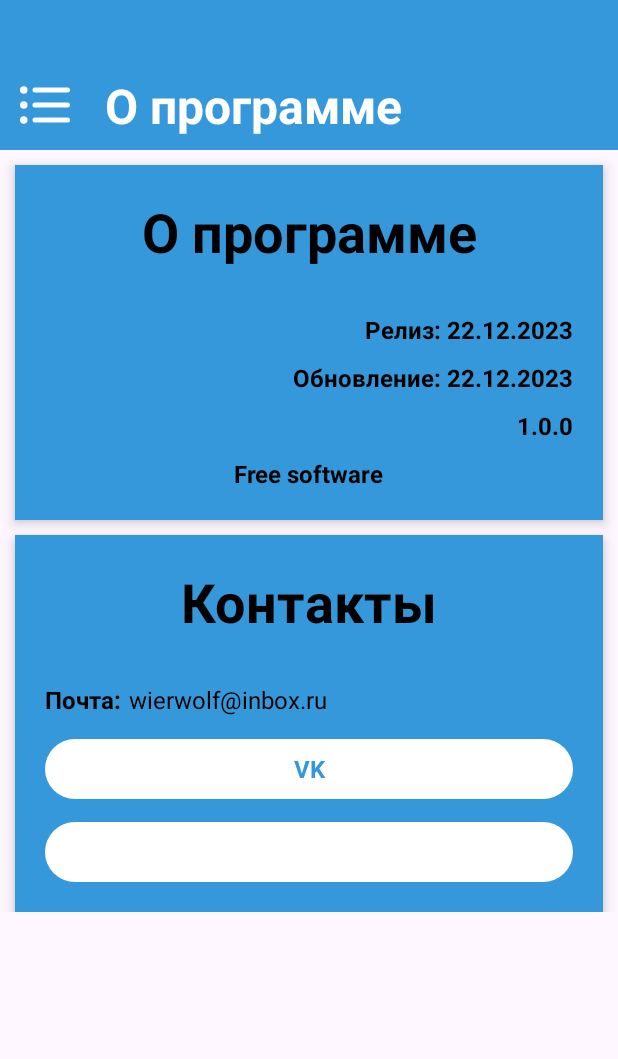
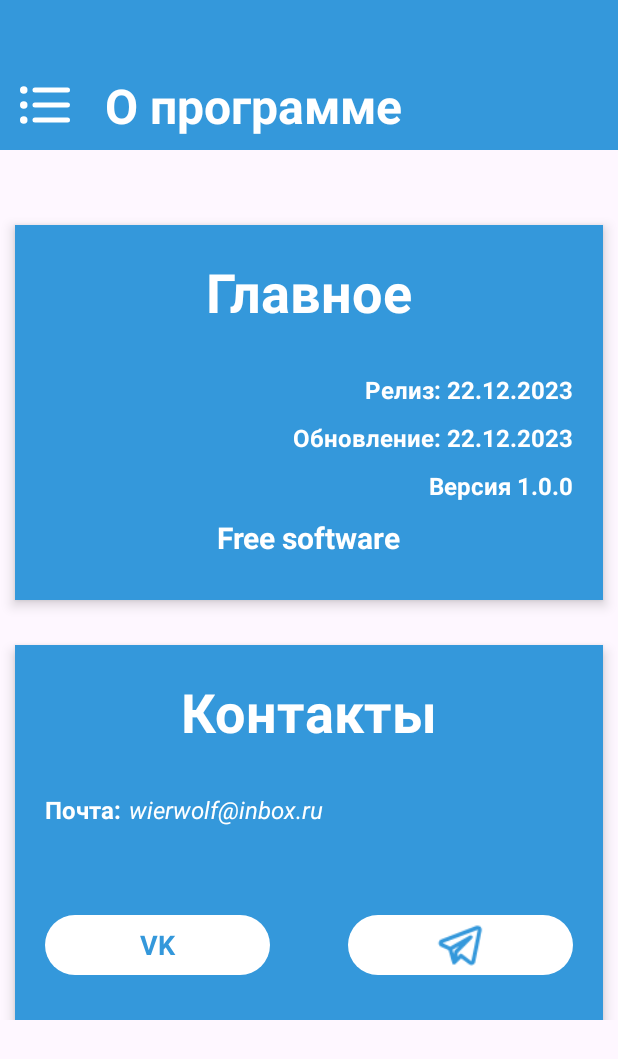
Before and after one commit to Pikatoise/MyGarden, an Android app: the fragment AboutFragment placed in its activity, on a phone screen of 412 x 824 dp. Shown: the top 1059 px of the screen. Run offline under Robolectric (Android 15) with nearby library versions, the phone set to English and light mode, and no system bars.

Commit message:
complete about fragment, complete first card on home fragment

```diff
--- /dev/null
+++ b/app/src/main/res/drawable/ic_telegram.xml
@@ -0,0 +1,10 @@
+<vector xmlns:android="http://schemas.android.com/apk/res/android"
+    android:width="800dp"
+    android:height="800dp"
+    android:viewportWidth="24"
+    android:viewportHeight="24">
+  <path
+      android:pathData="M23.112,4.494C23.43,2.945 21.907,1.657 20.432,2.227L2.342,9.216C0.695,9.853 0.621,12.157 2.225,12.898L6.165,14.716L8.038,21.275C8.136,21.615 8.406,21.879 8.749,21.968C9.092,22.057 9.457,21.958 9.707,21.707L12.594,18.82L16.638,21.853C17.811,22.733 19.502,22.092 19.797,20.655L23.112,4.494ZM3.063,11.082L21.153,4.093L17.837,20.253L13.1,16.7C12.702,16.401 12.145,16.441 11.793,16.793L10.557,18.029L10.928,15.986L18.207,8.707C18.561,8.353 18.599,7.791 18.295,7.393C17.991,6.995 17.439,6.883 17.004,7.132L6.951,12.876L3.063,11.082ZM8.177,14.479L8.783,16.601L9.016,15.321C9.053,15.121 9.149,14.937 9.293,14.793L11.513,12.573L8.177,14.479Z"
+      android:fillColor="#0F0F0F"
+      android:fillType="evenOdd"/>
+</vector>
--- a/app/src/main/res/layout/fragment_about.xml
+++ b/app/src/main/res/layout/fragment_about.xml
@@ -51,10 +51,13 @@
             <androidx.constraintlayout.widget.ConstraintLayout
                 android:id="@+id/cl_programm"
                 android:layout_width="match_parent"
-                android:layout_height="wrap_content"
-                android:layout_margin="10dp"
+                android:layout_height="250dp"
                 android:elevation="5dp"
-                android:padding="20dp"
+                android:layout_marginTop="50dp"
+                android:layout_marginHorizontal="10dp"
+                android:paddingHorizontal="20dp"
+                android:paddingBottom="30dp"
+                android:paddingTop="20dp"
                 android:background="@drawable/shape_solid_blue"
                 app:layout_constraintStart_toStartOf="parent"
                 app:layout_constraintEnd_toEndOf="parent"
@@ -64,8 +67,8 @@
                     android:id="@+id/tv_programm_title"
                     android:layout_width="wrap_content"
                     android:layout_height="wrap_content"
-                    android:text="О программе"
-                    android:textColor="@color/black"
+                    android:text="Главное"
+                    android:textColor="@color/white"
                     android:textStyle="bold"
                     android:textSize="36sp"
                     app:layout_constraintStart_toStartOf="parent"
@@ -77,7 +80,7 @@
                     android:layout_width="wrap_content"
                     android:layout_height="wrap_content"
                     android:text="@string/release_date"
-                    android:textColor="@color/black"
+                    android:textColor="@color/white"
                     android:textSize="16sp"
                     android:textStyle="bold"
                     android:layout_marginTop="30dp"
@@ -89,7 +92,7 @@
                     android:layout_width="wrap_content"
                     android:layout_height="wrap_content"
                     android:text="@string/update_date"
-                    android:textColor="@color/black"
+                    android:textColor="@color/white"
                     android:textSize="16sp"
                     android:textStyle="bold"
                     android:layout_marginTop="10dp"
@@ -101,7 +104,7 @@
                     android:layout_width="wrap_content"
                     android:layout_height="wrap_content"
                     android:text="@string/version"
-                    android:textColor="@color/black"
+                    android:textColor="@color/white"
                     android:textSize="16sp"
                     android:textStyle="bold"
                     android:layout_marginTop="10dp"
@@ -113,8 +116,8 @@
                     android:layout_width="wrap_content"
                     android:layout_height="wrap_content"
                     android:text="Free software"
-                    android:textColor="@color/black"
-                    android:textSize="16sp"
+                    android:textColor="@color/white"
+                    android:textSize="20sp"
                     android:textStyle="bold"
                     android:layout_marginTop="10dp"
                     app:layout_constraintStart_toStartOf="parent"
@@ -125,10 +128,13 @@
             <androidx.constraintlayout.widget.ConstraintLayout
                 android:id="@+id/cs_developer"
                 android:layout_width="match_parent"
-                android:layout_height="wrap_content"
-                android:layout_margin="10dp"
+                android:layout_height="250dp"
+                android:layout_marginTop="30dp"
+                android:layout_marginHorizontal="10dp"
                 android:elevation="5dp"
-                android:padding="20dp"
+                android:paddingHorizontal="20dp"
+                android:paddingBottom="30dp"
+                android:paddingTop="20dp"
                 android:background="@drawable/shape_solid_blue"
                 app:layout_constraintStart_toStartOf="parent"
                 app:layout_constraintEnd_toEndOf="parent"
@@ -139,7 +145,7 @@
                     android:layout_width="wrap_content"
                     android:layout_height="wrap_content"
                     android:text="Контакты"
-                    android:textColor="@color/black"
+                    android:textColor="@color/white"
                     android:textStyle="bold"
                     android:textSize="36sp"
                     app:layout_constraintStart_toStartOf="parent"
@@ -151,7 +157,7 @@
                     android:layout_width="wrap_content"
                     android:layout_height="wrap_content"
                     android:text="Почта:"
-                    android:textColor="@color/black"
+                    android:textColor="@color/white"
                     android:textSize="16sp"
                     android:textStyle="bold"
                     android:layout_marginTop="30dp"
@@ -163,7 +169,8 @@
                     android:layout_width="wrap_content"
                     android:layout_height="wrap_content"
                     android:text="@string/email"
-                    android:textColor="@color/black"
+                    android:textColor="@color/white"
+                    android:textStyle="italic"
                     android:textSize="16sp"
                     android:layout_marginTop="30dp"
                     android:layout_marginStart="5dp"
@@ -172,35 +179,37 @@
 
                 <TextView
                     android:id="@+id/tv_developer_contacts_vk"
-                    android:layout_width="match_parent"
+                    android:layout_width="150dp"
                     android:layout_height="40dp"
                     android:text="VK"
                     android:textColor="@color/blue_main"
-                    android:textSize="16sp"
+                    android:textSize="18sp"
                     android:textStyle="bold"
                     android:gravity="center"
                     android:background="@drawable/shape_rounded"
                     android:backgroundTint="@color/white"
-                    android:layout_marginTop="15dp"
-                    app:layout_constraintTop_toBottomOf="@id/tv_developer_contacts_mail_content"
+                    android:layout_marginTop="30dp"
+                    app:layout_constraintBottom_toBottomOf="parent"
                     app:layout_constraintStart_toStartOf="parent"/>
 
                 <RelativeLayout
                     android:id="@+id/rl_developer_contacts_telegram"
-                    android:layout_width="match_parent"
+                    android:layout_width="150dp"
                     android:layout_height="40dp"
                     android:gravity="center"
                     android:background="@drawable/shape_rounded"
                     android:backgroundTint="@color/white"
-                    android:layout_marginTop="15dp"
-                    app:layout_constraintTop_toBottomOf="@id/tv_developer_contacts_vk"
-                    app:layout_constraintStart_toStartOf="parent">
-<!--                    <ImageView-->
-<!--                        android:layout_width="24dp"-->
-<!--                        android:layout_height="24dp"-->
-<!--                        android:src="@drawable/ic_paper_plane" -->
-<!--                        app:tint="@color/white"-->
-<!--                        android:layout_centerInParent="true"/>-->
+                    android:elevation="10dp"
+                    app:layout_constraintBottom_toBottomOf="parent"
+                    app:layout_constraintEnd_toEndOf="parent">
+                    <ImageView
+                        android:layout_width="24dp"
+                        android:layout_height="24dp"
+                        android:src="@drawable/ic_telegram"
+                        app:tint="@color/blue_main"
+                        android:scaleX="1.3"
+                        android:scaleY="1.3"
+                        android:layout_centerInParent="true"/>
                 </RelativeLayout>
             </androidx.constraintlayout.widget.ConstraintLayout>
         </androidx.constraintlayout.widget.ConstraintLayout>
--- a/app/src/main/res/values/colors.xml
+++ b/app/src/main/res/values/colors.xml
@@ -4,4 +4,5 @@
     <color name="white">#FFFFFFFF</color>
     <color name="blue_main">#3498DB</color>
     <color name="blue_main_light">#4D3498DB</color>
+    <color name="green">#37F629</color>
 </resources>
--- a/app/src/main/res/values/strings.xml
+++ b/app/src/main/res/values/strings.xml
@@ -1,6 +1,6 @@
 <resources>
     <string name="app_name">Мой Огород</string>
-    <string name="version">1.0.0</string>
+    <string name="version">Версия 1.0.0</string>
     <string name="release_date">Релиз: 22.12.2023</string>
     <string name="update_date">Обновление: 22.12.2023</string>
     <string name="email">wierwolf@inbox.ru</string>
```
Also changed, not shown: app/src/main/res/layout/fragment_home.xml (+47 -4 lines), app/src/main/res/drawable/vegetables.jpg (added), 2 other files.
